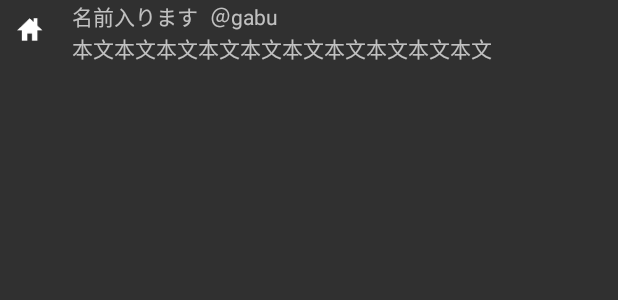
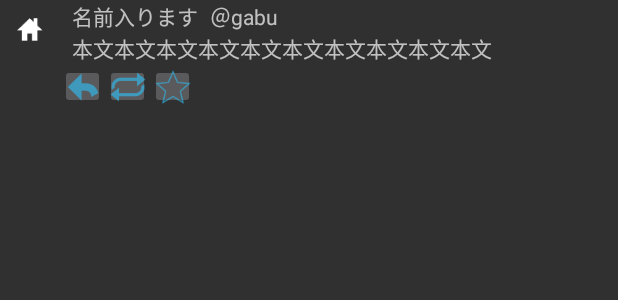
Before and after one commit to tsurutan/BootstrapTwitter, an Android app: the layout list_item_tweet.xml on its own in the app's theme, with its tools: preview values and no code run, on a phone screen of 412 x 824 dp. Shown: the top 300 px of the screen. Run offline under Robolectric (Android 15) with nearby library versions, the phone set to English and light mode, and no system bars.

Commit message:
Retweetボタンなどを追加しました。

```diff
--- a/app/build.gradle
+++ b/app/build.gradle
@@ -31,7 +31,7 @@ dependencies {
     compile 'com.squareup.picasso:picasso:1.1.1'
     compile 'com.squareup.retrofit:retrofit:1.5.1'
     compile fileTree(dir: 'libs', includes: ['*.jar'])
-    compile "org.twitter4j:twitter4j-core:3.0.4-SNAPSHOT" //mavenからDLする記述
+    compile "org.twitter4j:twitter4j-core:4.0.0" //mavenからDLする記述
 
 
 
--- a/app/src/main/AndroidManifest.xml
+++ b/app/src/main/AndroidManifest.xml
@@ -86,6 +86,7 @@
         <activity android:name=".ui.NewsActivity" />
         <activity android:name=".ui.UserActivity" android:label="@string/app_name" />
         <activity android:name=".ui.TwitterProfileActivity"></activity>
+        <activity android:name=".ui.MyTweetActivity"></activity>
     </application>
 
 </manifest>
--- a/app/src/main/res/layout/list_item_tweet.xml
+++ b/app/src/main/res/layout/list_item_tweet.xml
@@ -32,9 +32,31 @@
 
     <TextView
         android:id="@+id/text"
-        android:layout_width="match_parent"
+        android:layout_width="wrap_content"
         android:layout_height="wrap_content"
         android:layout_alignLeft="@+id/name"
         android:layout_below="@+id/name"
         android:text="本文本文本文本文本文本文本文本文本文本文" />
+
+    <ImageButton
+        android:id="@+id/reply"
+        android:layout_width="30dp"
+        android:layout_height="30dp"
+        android:src="@drawable/reply_action"
+        android:layout_below="@+id/text"
+        android:layout_toRightOf="@+id/icon"/>
+    <ImageButton
+        android:id="@+id/retweet"
+        android:layout_width="30dp"
+        android:layout_height="30dp"
+        android:src="@drawable/retweet_action"
+        android:layout_below="@+id/text"
+        android:layout_toRightOf="@+id/reply"/>
+    <ImageButton
+        android:id="@+id/favorite"
+        android:layout_width="30dp"
+        android:layout_height="30dp"
+        android:src="@drawable/favorite_action"
+        android:layout_below="@+id/text"
+        android:layout_toRightOf="@+id/retweet"/>
 </RelativeLayout>
```
Also changed, not shown: app/src/main/java/com/twitter_app/tsuru/twitter/ui/MainActivity.java (+15 -5 lines), app/src/main/java/com/twitter_app/tsuru/twitter/ui/TwitterProfileActivity.java (+14 -12 lines), app/src/main/res/drawable-xhdpi/favorite_action.png (added), app/src/main/res/drawable-xhdpi/reply_action.png (added), app/src/main/res/drawable-xhdpi/retweet_action.png (added).
